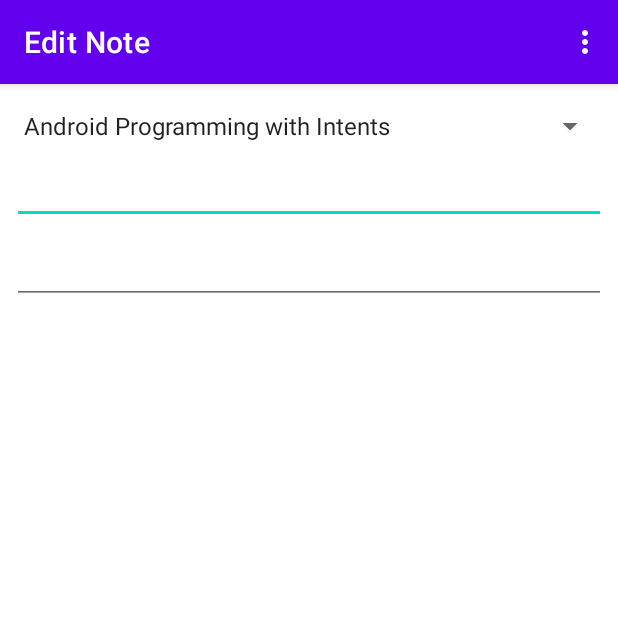
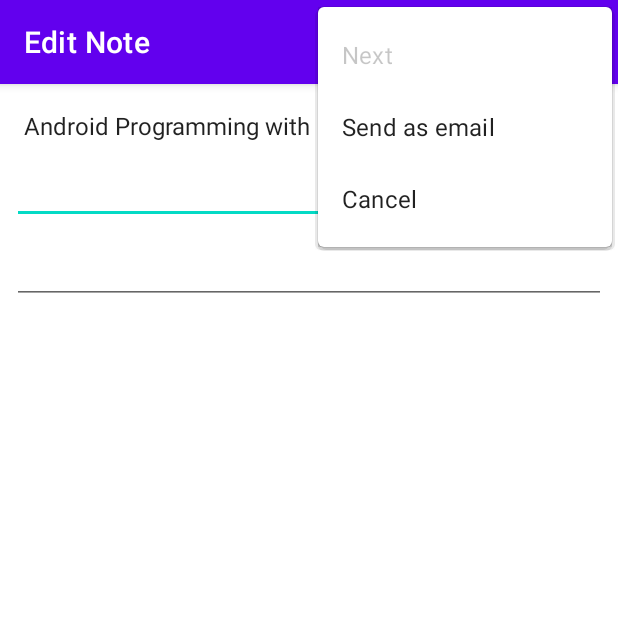
Before and after one commit to belsman/Android-Note-Keeper-App, an Android app: the NoteActivity screen opened directly, with no data from a screen before it, in the options menu, after a tap on "Next", on a phone screen of 412 x 824 dp, the top half of it. Run offline under Robolectric (Android 15) with nearby library versions, the phone set to English and light mode, and no system bars.

Commit message:
Disable action_next MenuItem on last note

```diff
--- a/app/src/main/java/com/example/notekeeper/NoteActivity.java
+++ b/app/src/main/java/com/example/notekeeper/NoteActivity.java
@@ -157,6 +157,14 @@ public class NoteActivity extends AppCompatActivity {
         return super.onOptionsItemSelected(item);
     }
 
+    @Override
+    public boolean onPrepareOptionsMenu(Menu menu) {
+        MenuItem item = menu.findItem(R.id.action_next);
+        int lastNoteIndex = DataManager.getInstance().getNotes().size() - 1;
+        item.setEnabled(mNotePosition < lastNoteIndex);
+        return super.onPrepareOptionsMenu(menu);
+    }
+
     private void nextNote() {
         saveNote();
         ++mNotePosition;
@@ -164,6 +172,7 @@ public class NoteActivity extends AppCompatActivity {
 
         saveOriginalNoteValues();
         displayNote(mSpinnerCourses, mTextNoteTitle, mTextNoteText);
+        invalidateOptionsMenu();
     }
 
     private void sendEmail() {
```
